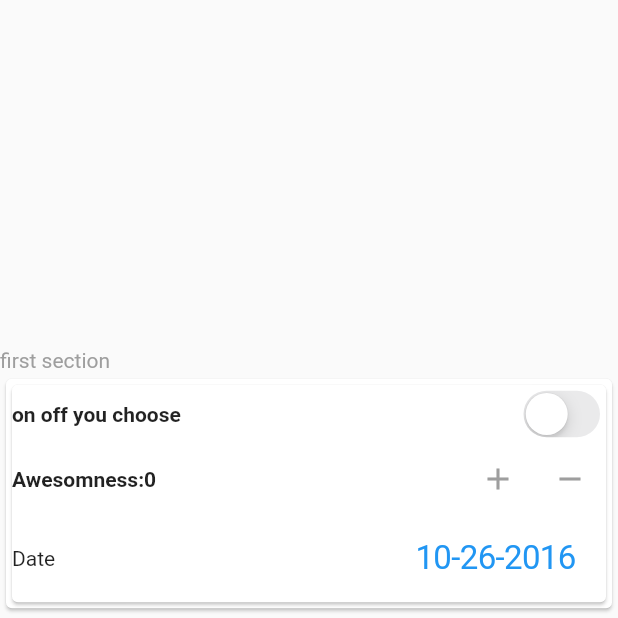
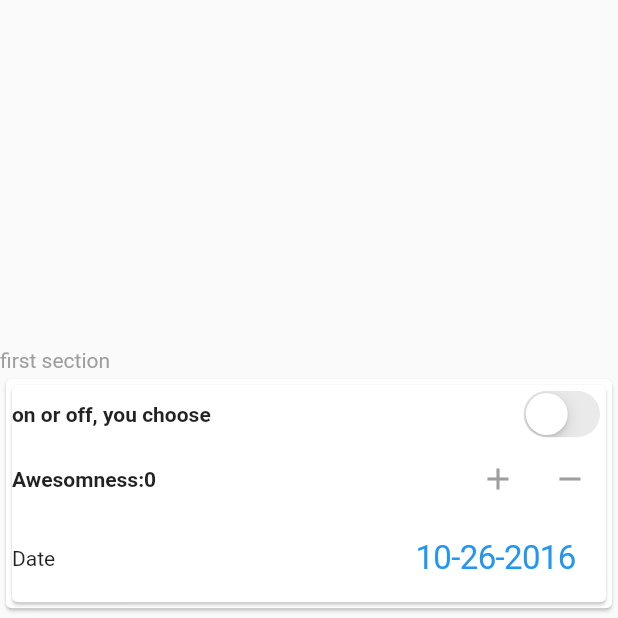
Before and after one commit to Amjadyabroudi128/demo, a Flutter app: the screen it shows after launch, on a phone screen of 412 x 824 dp, the top half of it. Run offline on Flutter 3.47's test engine with Material 2 defaults, Android fonts, the phone set to English and light mode, and no system bars.

Commit message:
Update main.dart

```diff
--- a/lib/main.dart
+++ b/lib/main.dart
@@ -52,7 +52,7 @@ class _DemoState extends State<Demo> {
                       children: [
                         Row(
                           children: [
-                            Text('on off you choose', style: TextStyle(fontWeight: FontWeight.bold)),
+                            Text('on or off, you choose', style: TextStyle(fontWeight: FontWeight.bold)),
                             Spacer(),
                             CupertinoSwitch(
                               value: isSwitched,
```
